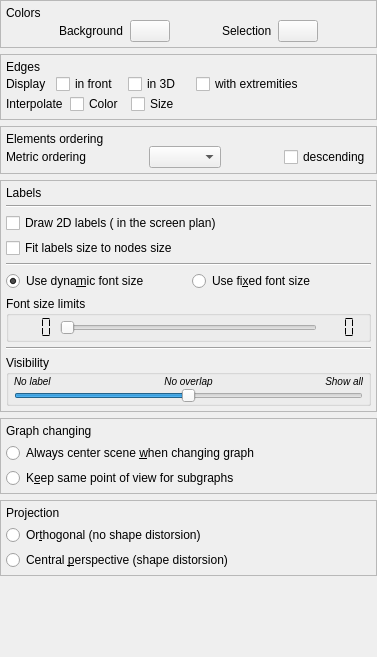
anlambert/tulip, file library/talipot-gui/designer/SceneConfigWidget.ui: the form before one commit.
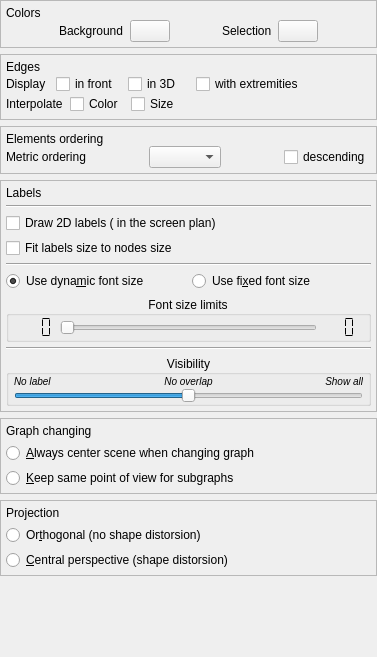
The form after the commit. Custom widgets are drawn as their Qt base class.

The edit to the form file:
```diff
--- a/library/talipot-gui/designer/SceneConfigWidget.ui
+++ b/library/talipot-gui/designer/SceneConfigWidget.ui
@@ -58,7 +58,7 @@
         <x>0</x>
         <y>0</y>
         <width>357</width>
-        <height>680</height>
+        <height>690</height>
        </rect>
       </property>
       <property name="sizePolicy">
@@ -629,6 +629,9 @@
             <property name="title">
              <string>Font size limits</string>
             </property>
+            <property name="alignment">
+             <set>Qt::AlignCenter</set>
+            </property>
             <layout class="QHBoxLayout" name="horizontalLayout">
              <property name="spacing">
               <number>0</number>
@@ -723,6 +726,9 @@
             <property name="title">
              <string>Visibility</string>
             </property>
+            <property name="alignment">
+             <set>Qt::AlignCenter</set>
+            </property>
             <layout class="QGridLayout" name="gridLayout">
              <property name="leftMargin">
               <number>5</number>
@@ -871,7 +877,7 @@
 to draw the graph in the center of the panel.</string>
               </property>
               <property name="text">
-               <string>Always center scene &amp;when changing graph</string>
+               <string>&amp;Always center scene when changing graph</string>
               </property>
              </widget>
             </item>
@@ -883,7 +889,7 @@
 of the scene remains unchanged.</string>
               </property>
               <property name="text">
-               <string>K&amp;eep same point of view for subgraphs</string>
+               <string>&amp;Keep same point of view for subgraphs</string>
               </property>
              </widget>
             </item>
@@ -959,7 +965,7 @@
                <string>&lt;p&gt;As in the human view perception,&lt;br/&gt;parallel lines are not necessarily represented as parallel&lt;br/&gt;and closer the nodes are, the bigger they are represented.&lt;/p&gt;</string>
               </property>
               <property name="text">
-               <string>Central &amp;perspective (shape distorsion)</string>
+               <string>&amp;Central perspective (shape distorsion)</string>
               </property>
              </widget>
             </item>
```
